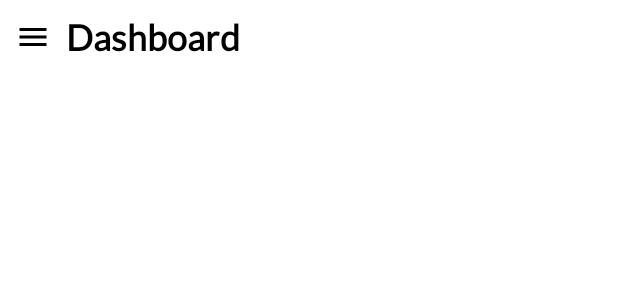
After one commit to Xytrix1103/iicportal, an Android app: the layout admin_dashboard_fragment.xml on its own in the app's theme, with its tools: preview values and no code run, on a phone screen of 412 x 824 dp. The commit adds this screen. Shown: the top 300 px of the screen. Run offline under Robolectric (Android 15) with nearby library versions, the phone set to English and light mode, and no system bars.

```diff
--- a/app/src/main/java/com/iicportal/fragments/VerticalViewFragment.java
+++ b/app/src/main/java/com/iicportal/fragments/VerticalViewFragment.java
@@ -28,11 +28,11 @@ public class VerticalViewFragment extends Fragment {
     BottomNavigationView bottomNavigationView;
 
     public VerticalViewFragment() {
-        super(R.layout.vertical_user_view);
+        super(R.layout.vertical_view_fragment);
     }
 
     public View onCreateView(LayoutInflater inflater, ViewGroup container, Bundle savedInstanceState) {
-        View view = inflater.inflate(R.layout.vertical_user_view, container, false);
+        View view = inflater.inflate(R.layout.vertical_view_fragment, container, false);
         mAuth = FirebaseAuth.getInstance();
         sharedPreferences = requireActivity().getSharedPreferences("com.iicportal", 0);
         bottomNavigationView = view.findViewById(R.id.bottom_navigation);
--- /dev/null
+++ b/app/src/main/res/drawable/baseline_chat_bubble_outline_24.xml
@@ -0,0 +1,5 @@
+<vector android:height="40dp" android:tint="#000000"
+    android:viewportHeight="24" android:viewportWidth="24"
+    android:width="40dp" xmlns:android="http://schemas.android.com/apk/res/android">
+    <path android:fillColor="@android:color/white" android:pathData="M20,2L4,2c-1.1,0 -2,0.9 -2,2v18l4,-4h14c1.1,0 2,-0.9 2,-2L22,4c0,-1.1 -0.9,-2 -2,-2zM20,16L6,16l-2,2L4,4h16v12z"/>
+</vector>
--- /dev/null
+++ b/app/src/main/res/drawable/baseline_menu_24.xml
@@ -0,0 +1,5 @@
+<vector android:height="24dp" android:tint="#000000"
+    android:viewportHeight="24" android:viewportWidth="24"
+    android:width="24dp" xmlns:android="http://schemas.android.com/apk/res/android">
+    <path android:fillColor="@android:color/white" android:pathData="M3,18h18v-2L3,16v2zM3,13h18v-2L3,11v2zM3,6v2h18L21,6L3,6z"/>
+</vector>
--- /dev/null
+++ b/app/src/main/res/drawable/baseline_people_outline_24.xml
@@ -0,0 +1,5 @@
+<vector android:height="40dp" android:tint="#000000"
+    android:viewportHeight="24" android:viewportWidth="24"
+    android:width="40dp" xmlns:android="http://schemas.android.com/apk/res/android">
+    <path android:fillColor="@android:color/white" android:pathData="M16.5,13c-1.2,0 -3.07,0.34 -4.5,1 -1.43,-0.67 -3.3,-1 -4.5,-1C5.33,13 1,14.08 1,16.25L1,19h22v-2.75c0,-2.17 -4.33,-3.25 -6.5,-3.25zM12.5,17.5h-10v-1.25c0,-0.54 2.56,-1.75 5,-1.75s5,1.21 5,1.75v1.25zM21.5,17.5L14,17.5v-1.25c0,-0.46 -0.2,-0.86 -0.52,-1.22 0.88,-0.3 1.96,-0.53 3.02,-0.53 2.44,0 5,1.21 5,1.75v1.25zM7.5,12c1.93,0 3.5,-1.57 3.5,-3.5S9.43,5 7.5,5 4,6.57 4,8.5 5.57,12 7.5,12zM7.5,6.5c1.1,0 2,0.9 2,2s-0.9,2 -2,2 -2,-0.9 -2,-2 0.9,-2 2,-2zM16.5,12c1.93,0 3.5,-1.57 3.5,-3.5S18.43,5 16.5,5 13,6.57 13,8.5s1.57,3.5 3.5,3.5zM16.5,6.5c1.1,0 2,0.9 2,2s-0.9,2 -2,2 -2,-0.9 -2,-2 0.9,-2 2,-2z"/>
+</vector>
--- /dev/null
+++ b/app/src/main/res/drawable/round_dashboard_24.xml
@@ -0,0 +1,5 @@
+<vector android:height="40dp" android:tint="#000000"
+    android:viewportHeight="24" android:viewportWidth="24"
+    android:width="40dp" xmlns:android="http://schemas.android.com/apk/res/android">
+    <path android:fillColor="@android:color/white" android:pathData="M4,13h6c0.55,0 1,-0.45 1,-1L11,4c0,-0.55 -0.45,-1 -1,-1L4,3c-0.55,0 -1,0.45 -1,1v8c0,0.55 0.45,1 1,1zM4,21h6c0.55,0 1,-0.45 1,-1v-4c0,-0.55 -0.45,-1 -1,-1L4,15c-0.55,0 -1,0.45 -1,1v4c0,0.55 0.45,1 1,1zM14,21h6c0.55,0 1,-0.45 1,-1v-8c0,-0.55 -0.45,-1 -1,-1h-6c-0.55,0 -1,0.45 -1,1v8c0,0.55 0.45,1 1,1zM13,4v4c0,0.55 0.45,1 1,1h6c0.55,0 1,-0.45 1,-1L21,4c0,-0.55 -0.45,-1 -1,-1h-6c-0.55,0 -1,0.45 -1,1z"/>
+</vector>
--- /dev/null
+++ b/app/src/main/res/layout/admin_dashboard_fragment.xml
@@ -0,0 +1,34 @@
+<RelativeLayout
+	xmlns:android="http://schemas.android.com/apk/res/android"
+	android:layout_width="match_parent"
+	android:layout_height="match_parent">
+
+	<RelativeLayout
+		android:id="@+id/header"
+		android:layout_width="match_parent"
+		android:layout_height="wrap_content"
+		android:layout_marginHorizontal="10dp"
+		android:layout_marginTop="10dp">
+
+		<ImageView
+			android:id="@+id/menuIcon"
+			android:layout_width="wrap_content"
+			android:layout_height="wrap_content"
+			android:layout_centerVertical="true"
+			android:layout_marginEnd="10dp"
+			android:src="@drawable/baseline_menu_24"/>
+
+		<TextView
+			android:id="@+id/headerText"
+			android:layout_width="wrap_content"
+			android:layout_height="wrap_content"
+			android:layout_centerVertical="true"
+			android:layout_toEndOf="@id/menuIcon"
+			android:text="@string/dashboard"
+			android:textColor="@color/black"
+			android:textSize="24sp"
+			android:textStyle="bold"/>
+
+	</RelativeLayout>
+
+</RelativeLayout>
--- a/app/src/main/res/values/strings.xml
+++ b/app/src/main/res/values/strings.xml
@@ -62,6 +62,9 @@
 	<string name="prices_title">Prices (RM)</string>
     <string name="subtotal_title">Subtotal</string>
 	<string name="takeaway_fees_title">Takeaway Fees</string>
+	<string name="dashboard">Dashboard</string>
+	<string name="users">Users</string>
+	<string name="search">Search</string>
 
 	<string-array name="timeslot">
         <item>9:00AM - 10:00AM</item>
```
Also changed, not shown: app/src/main/java/com/iicportal/activity/MainActivity.java (+8 -21 lines), app/src/main/java/com/iicportal/fragments/AdminDashboardFragment.java (added, +31 -0 lines), app/src/main/java/com/iicportal/fragments/HorizontalViewFragment.java (added, +122 -0 lines), app/src/main/java/com/iicportal/fragments/UserListFragment.java (added, +13 -0 lines), app/src/main/res/layout/horizontal_view_fragment.xml (added, +36 -0 lines), app/src/main/res/layout/nav_header.xml (added, +14 -0 lines), app/src/main/res/layout/user_list_fragment.xml (added, +72 -0 lines), app/src/main/res/menu/nav_menu.xml (added, +23 -0 lines), app/src/main/res/drawable/users_list_icon.png (added), app/src/main/res/layout/vertical_view_fragment.xml (renamed from app/src/main/res/layout/vertical_user_view.xml).
